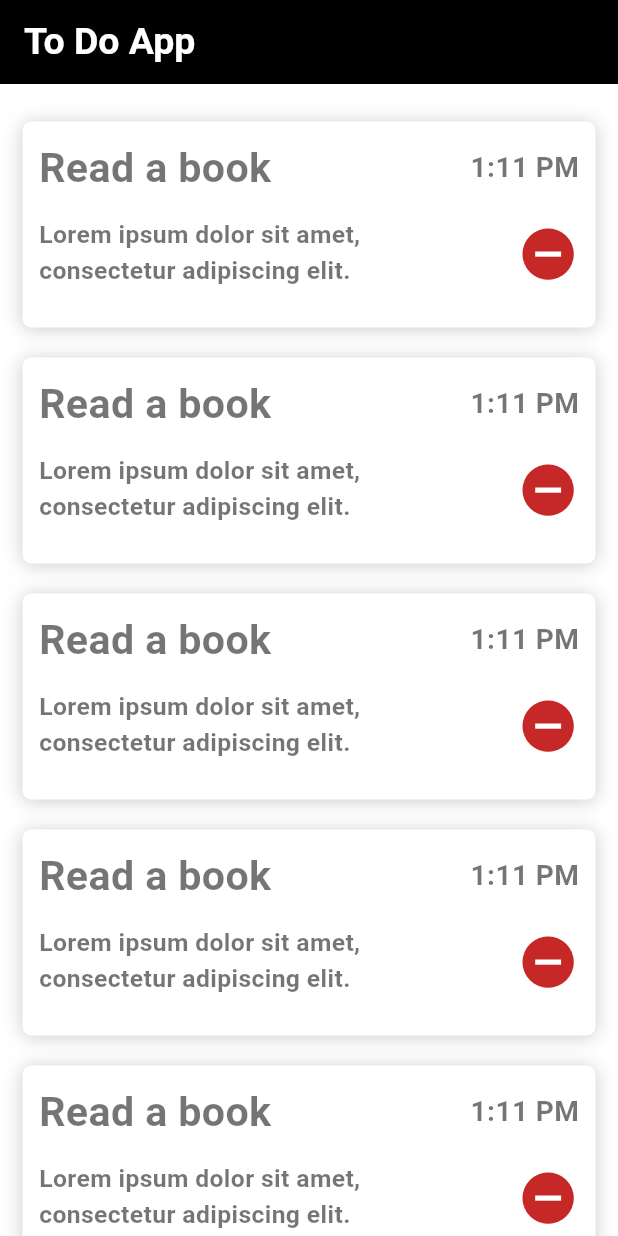
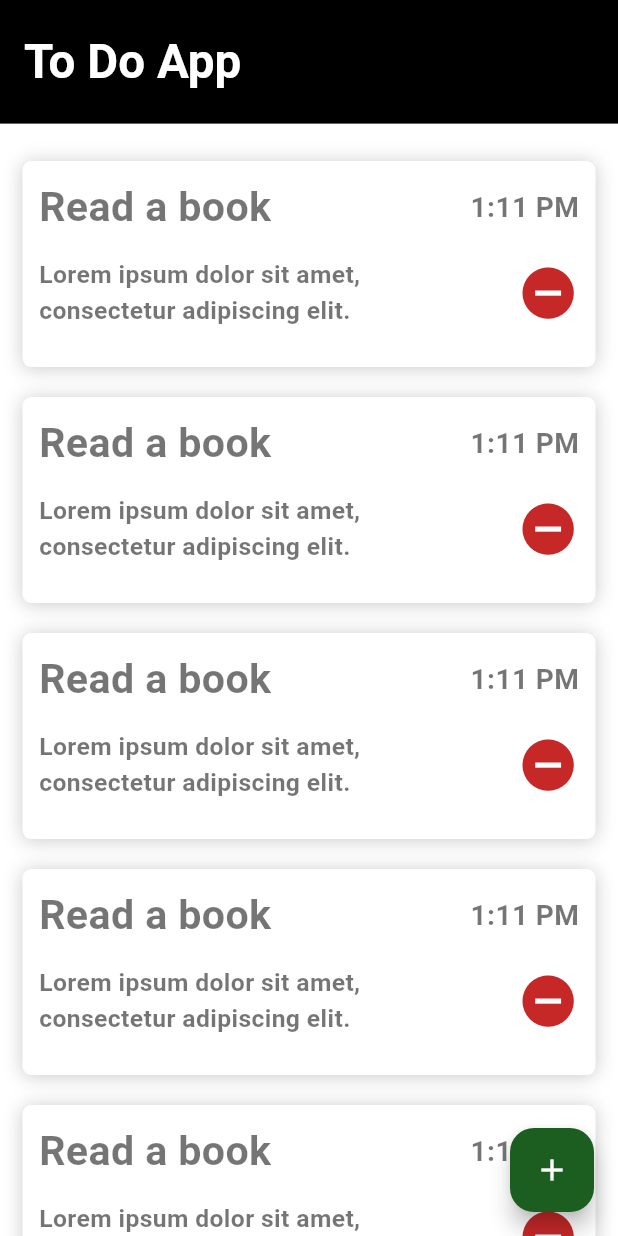
Before and after one commit to Abdusalom-mobile-developer/flutter_practice46_Real_Time_Database, a Flutter app: the screen it shows after launch, on a phone screen of 412 x 824 dp. Run offline on Flutter 3.47's test engine with Material 3 defaults, Android fonts, the phone set to English and light mode, and no system bars.

Commit message:
Added UI of the to-do task adding screen.

```diff
--- a/lib/main.dart
+++ b/lib/main.dart
@@ -1,5 +1,6 @@
 import 'package:flutter/material.dart';
 import 'package:flutter_practice46_realtime_database/screens/home.dart';
+import 'package:flutter_practice46_realtime_database/screens/task_add.dart';
 
 void main() {
   runApp(const MyApp());
@@ -17,6 +18,7 @@ class MyApp extends StatelessWidget {
       home: const HomeScreen(),
       routes: {
         HomeScreen.id: (context) => const HomeScreen(),
+        TaskAddScreen.id: (context) => TaskAddScreen()
       },
     );
   }
--- a/lib/screens/home.dart
+++ b/lib/screens/home.dart
@@ -1,8 +1,9 @@
-import 'package:flutter/cupertino.dart';
 import 'package:flutter/material.dart';
+import 'package:flutter_practice46_realtime_database/screens/task_add.dart';
 
 class HomeScreen extends StatelessWidget {
   static const String id = "/home_screen";
+
   const HomeScreen({
     super.key,
   });
@@ -12,11 +13,14 @@ class HomeScreen extends StatelessWidget {
     return Scaffold(
       backgroundColor: Colors.white,
       appBar: AppBar(
+        toolbarHeight: MediaQuery.of(context).size.width / 5,
         backgroundColor: Colors.black,
-          title: const Text(
+        title: Text(
           "To Do App",
           style: TextStyle(
-                color: Colors.white, fontSize: 25, fontWeight: FontWeight.bold),
+              color: Colors.white,
+              fontSize: MediaQuery.of(context).size.width / 13,
+              fontWeight: FontWeight.bold),
         ),
       ),
       body: ListView.builder(
@@ -28,7 +32,6 @@ class HomeScreen extends StatelessWidget {
                 : const EdgeInsets.fromLTRB(15, 0, 15, 20),
             height: MediaQuery.of(context).size.width / 3,
             decoration: BoxDecoration(
-
                 borderRadius: BorderRadius.circular(6),
                 color: Colors.white,
                 boxShadow: [
@@ -76,8 +79,7 @@ class HomeScreen extends StatelessWidget {
                                 style: TextStyle(
                                     color: Colors.black54,
                                     fontSize:
-                                          MediaQuery.of(context).size.width /
-                                              25,
+                                        MediaQuery.of(context).size.width / 25,
                                     fontWeight: FontWeight.bold),
                               ),
                             ),
@@ -88,8 +90,8 @@ class HomeScreen extends StatelessWidget {
                                 children: [
                                   Icon(
                                     Icons.remove_circle,
-                                      size: MediaQuery.of(context).size.width /
-                                          10,
+                                    size:
+                                        MediaQuery.of(context).size.width / 10,
                                     color: Colors.red[800],
                                   ),
                                 ],
@@ -105,6 +107,17 @@ class HomeScreen extends StatelessWidget {
             ),
           );
         },
-        ));
+      ),
+      floatingActionButton: FloatingActionButton(
+        onPressed: () {
+          Navigator.pushNamed(context, TaskAddScreen.id);
+        },
+        backgroundColor: Colors.green[900],
+        child: const Icon(
+          Icons.add,
+          color: Colors.white,
+        ),
+      ),
+    );
   }
 }
--- a/pubspec.yaml
+++ b/pubspec.yaml
@@ -35,6 +35,8 @@ dependencies:
   # The following adds the Cupertino Icons font to your application.
   # Use with the CupertinoIcons class for iOS style icons.
   cupertino_icons: ^1.0.8
+  firebase_core: ^3.6.0
+  firebase_database: ^11.1.4
 
 dev_dependencies:
   flutter_test:
```
Also changed, not shown: lib/config/widgets.dart (added, +42 -0 lines), lib/screens/task_add.dart (added, +73 -0 lines), pubspec.lock, 6 other files. Lines whose indentation alone changed are shown as unchanged.
